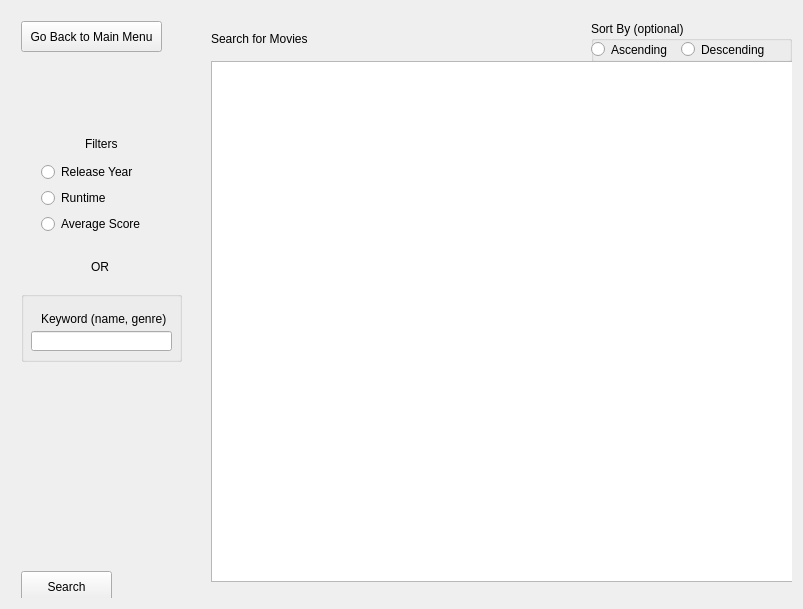
Above: form.ui from verociraptor/movie-sorter before the change. Below: the same form after it.
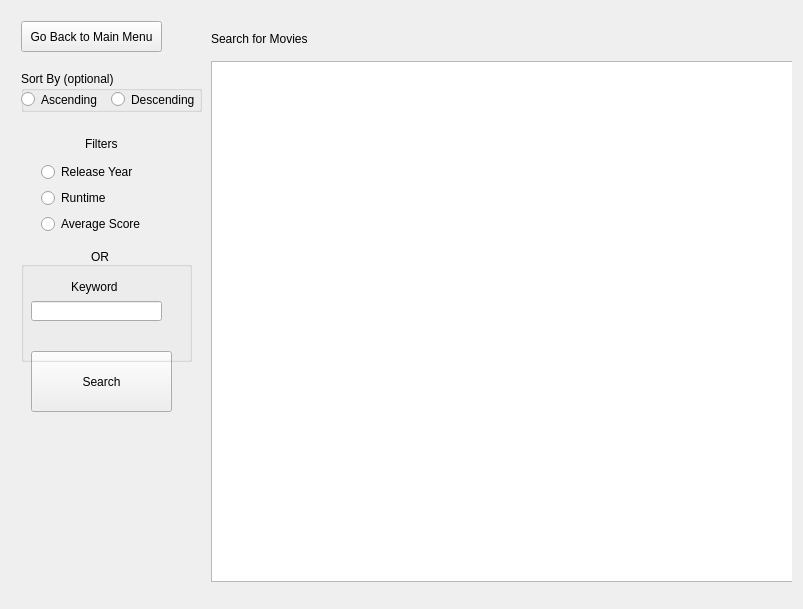
That is the form after the change.

Commit message: Made ascending/descending option universal should consider union of keyword and filter search

Diff of the .ui file:
```diff
--- a/form.ui
+++ b/form.ui
@@ -149,10 +149,10 @@
       <widget class="QPushButton" name="search">
        <property name="geometry">
         <rect>
-         <x>10</x>
-         <y>560</y>
-         <width>91</width>
-         <height>31</height>
+         <x>20</x>
+         <y>340</y>
+         <width>141</width>
+         <height>61</height>
         </rect>
        </property>
        <property name="text">
@@ -163,9 +163,9 @@
        <property name="geometry">
         <rect>
          <x>10</x>
-         <y>280</y>
-         <width>161</width>
-         <height>71</height>
+         <y>250</y>
+         <width>171</width>
+         <height>101</height>
         </rect>
        </property>
        <property name="title">
@@ -174,14 +174,14 @@
        <widget class="QLabel" name="label_9">
         <property name="geometry">
          <rect>
-          <x>20</x>
-          <y>20</y>
-          <width>131</width>
-          <height>16</height>
+          <x>50</x>
+          <y>10</y>
+          <width>51</width>
+          <height>31</height>
          </rect>
         </property>
         <property name="text">
-         <string>Keyword (name, genre)</string>
+         <string>Keyword </string>
         </property>
        </widget>
        <widget class="QLineEdit" name="keyword">
@@ -189,7 +189,7 @@
          <rect>
           <x>10</x>
           <y>40</y>
-          <width>141</width>
+          <width>131</width>
           <height>20</height>
          </rect>
         </property>
@@ -238,9 +238,9 @@
       <widget class="QGroupBox" name="groupBox_6">
        <property name="geometry">
         <rect>
-         <x>580</x>
-         <y>10</y>
-         <width>201</width>
+         <x>10</x>
+         <y>60</y>
+         <width>181</width>
          <height>41</height>
         </rect>
        </property>
@@ -314,7 +314,7 @@
        <property name="geometry">
         <rect>
          <x>80</x>
-         <y>240</y>
+         <y>230</y>
          <width>29</width>
          <height>32</height>
         </rect>
```
Left out of the diff: 6 changed lines with no effect on the pictures. The commit also changes 2 other files.
